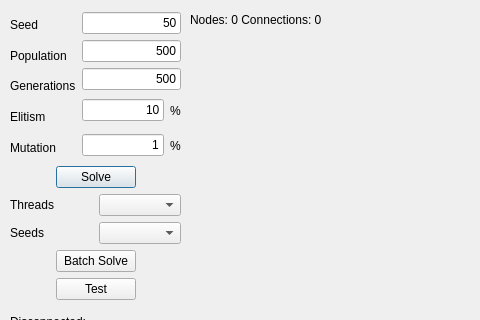
This is geneticdialog.ui in xQsme/RLP_Qt as Qt 5 draws it before an edit; both pictures show x 0 to 480 and y 0 to 320 of the 773 by 467 pixel window. The edited form follows.
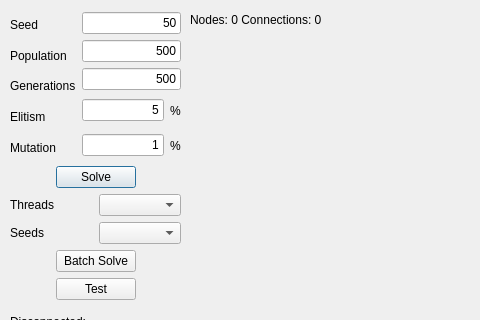
This is the edited form.

Patch:
```diff
--- a/geneticdialog.ui
+++ b/geneticdialog.ui
@@ -160,7 +160,7 @@
           <item>
            <widget class="QLineEdit" name="lineEditElitism">
             <property name="text">
-             <string>10</string>
+             <string>5</string>
             </property>
             <property name="alignment">
              <set>Qt::AlignRight|Qt::AlignTrailing|Qt::AlignVCenter</set>
```
